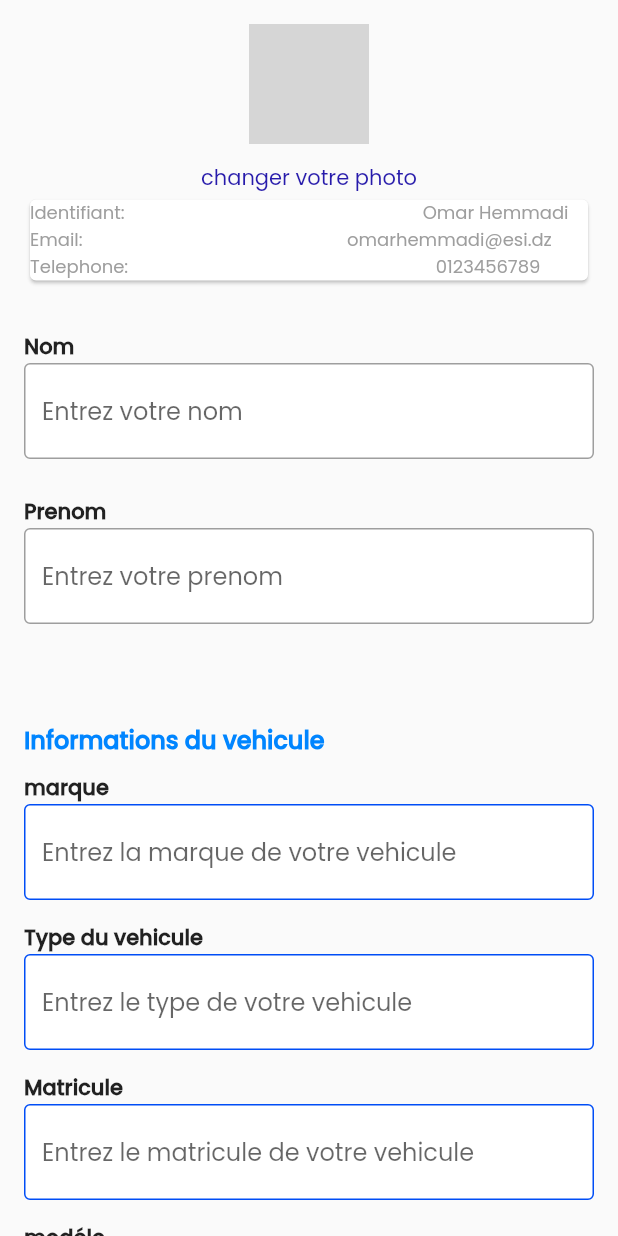
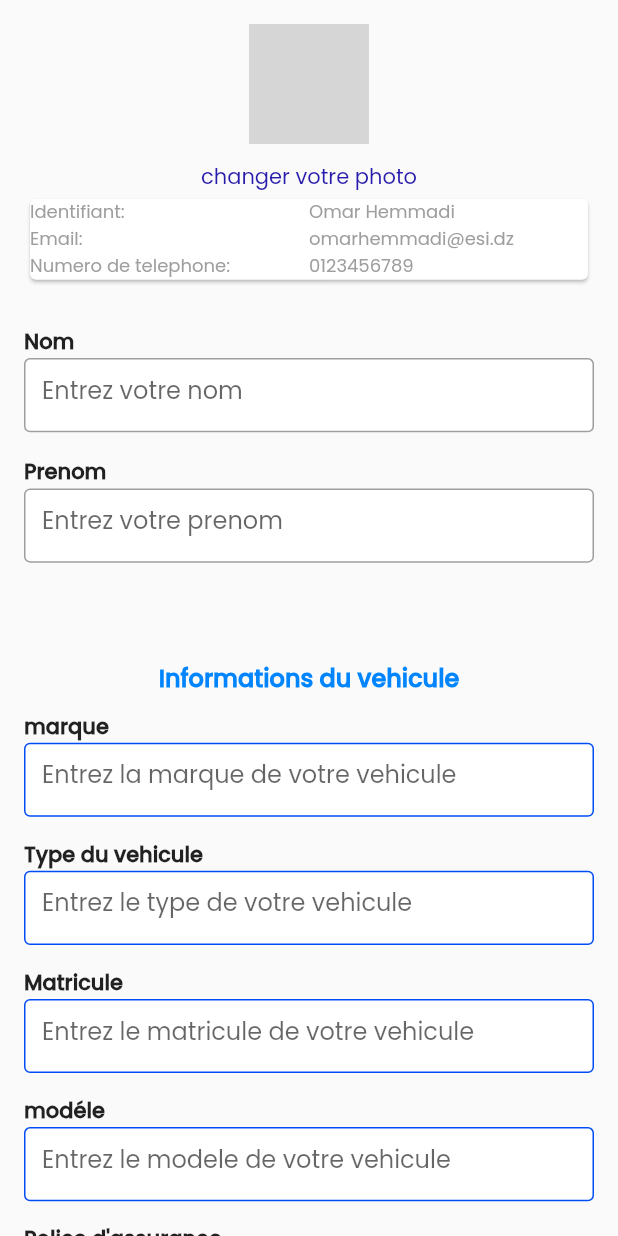
Before and after one commit to Yasser-korzane/nroho, a Flutter app: the ModifierProfilePage screen opened directly, on a phone screen of 412 x 824 dp. Run offline on Flutter 3.47's test engine with Material 2 defaults, Android fonts, the phone set to English and light mode, and no system bars; our stand-ins replace cloud_firestore, dio, firebase_auth, firebase_core, flutter_spinkit, geocoding and 4 more; missing offline and left inert: places_service; accounts and stored records are empty; network calls fail; grey boxes are pictures that could not be loaded.

Commit message:
Saha Ftrokom ha nr9od wahd ma y9oli ma tsegmetch

```diff
--- a/lib/pages/profilmodification.dart
+++ b/lib/pages/profilmodification.dart
@@ -1,5 +1,4 @@
 import 'package:flutter/material.dart';
-
 
 class ModifierProfilePage extends StatefulWidget {
   @override
@@ -34,8 +33,8 @@ class _ModifierProfilePageState extends State<ModifierProfilePage> {
 
   @override
   Widget build(BuildContext context) {
-    return
-      SafeArea(
+    final Size size = MediaQuery.of(context).size;
+    return SafeArea(
       child: Scaffold(
         body: SingleChildScrollView(
           child: Padding(
@@ -53,39 +52,84 @@ class _ModifierProfilePageState extends State<ModifierProfilePage> {
                           'https://media.istockphoto.com/id/1210939712/vector/user-icon-people-icon-isolated-on-white-background-vector-illustration.jpg?s=612x612&w=0&k=20&c=vKDH9j7PPMN-AiUX8vsKlmOonwx7wjqdKiLge7PX1ZQ='),
                     ),
                   ),
-                    //    Text('Informations du vehicule',style :TextStyle(color: Color(0xff0085FF),fontWeight: FontWeight.bold,fontSize: 16),),
-                    //Text('changer votre photo',TextStyle(color:Color(0xff271BAB),),),
                 ),
-                  SizedBox(height: 12),
-                  /*     <svg width="360" height="127" viewBox="0 0 360 127" fill="none" xmlns="http://www.w3.org/2000/svg">
-        <rect x="-15" y="-5" width="390" height="132" rx="30" fill="#0085FF"/>
-        </svg>  */
+                SizedBox(height: size.height * 0.014),
+
 
                 Align(
                   alignment: Alignment.center,
-                    child:  Text(
+                  child: Text(
                     'changer votre photo',
-                      style: TextStyle(color: Color(0xff271BAB),),),
+                    style: TextStyle(
+                      color: Color(0xff271BAB),
+                    ),
+                  ),
                 ),
                 Card(
-                      child :Column(
+                    child: Column(
                   crossAxisAlignment: CrossAxisAlignment.start,
                   mainAxisSize: MainAxisSize.min,
                   children: <Widget>[
-                          Text('Identifiant:                                                              $_nom $_prenom',style: TextStyle(color:Colors.grey,fontSize: 12),),
-                          Text('Email:                                                       $_email',style: TextStyle(color:Colors.grey,fontSize: 12),),
-                          Text('Telephone:                                                                $_telephone',style: TextStyle(color:Colors.grey,fontSize: 12),),
-                          /// ****************** Il faut faire une autre methode pour afficher ses informations ********************
+                    Row(
+                      children: [
+                        Expanded(
+                          child: Text(
+                            'Identifiant:',
+                            style: TextStyle(color: Colors.grey, fontSize: 12),
+                          ),
+                        ),
+                        Expanded(
+                          child: Text(
+                            '$_nom $_prenom',
+                            style: TextStyle(color: Colors.grey, fontSize: 12),
+                          ),
+                        ),
+                      ],
+                    ),
+                    Row(
+                      children: [
+                        Expanded(
+                          child: Text(
+                            'Email:',
+                            style: TextStyle(color: Colors.grey, fontSize: 12),
+                          ),
+                        ),
+                        Expanded(
+                          child: Text(
+                            '$_email',
+                            style: TextStyle(color: Colors.grey, fontSize: 12),
+                          ),
+                        ),
+                      ],
+                    ),
+                    Row(
+                      children: [
+                        Expanded(
+                          child: Text(
+                            'Numero de telephone:',
+                            style: TextStyle(color: Colors.grey, fontSize: 12),
+                          ),
+                        ),
+                        Expanded(
+                          child: Text(
+                            '$_telephone',
+                            style: TextStyle(color: Colors.grey, fontSize: 12),
+                          ),
+                        ),
                       ],
                     )
+                  ],
                 ),
-                  SizedBox(height: 30),
-                  Text('Nom', style: TextStyle(fontWeight: FontWeight.bold),),
-
-
-
-                  TextField(
-
+                ),
+                SizedBox(height: size.height * 0.033),
+                Text(
+                  'Nom',
+                  style: TextStyle(fontWeight: FontWeight.bold),
+                ),
+                SizedBox(
+                    width: size.width * 0.7,
+                    height: size.height * 0.06,
+                    child: TextField(
                   decoration: InputDecoration(
                     enabledBorder: const OutlineInputBorder(
                       borderSide: BorderSide(color: Colors.grey),
@@ -95,10 +139,7 @@ class _ModifierProfilePageState extends State<ModifierProfilePage> {
                     ),
                     fillColor: Colors.white,
                     filled: true,
-
-
                     hintText: 'Entrez votre nom',
-
                   ),
                   onChanged: (value) {
                     setState(() {
@@ -106,10 +147,16 @@ class _ModifierProfilePageState extends State<ModifierProfilePage> {
                     });
                   },
                 ),
-                  SizedBox(height: 25),
-                  Text('Prenom', style: TextStyle(fontWeight: FontWeight.bold),),
-                  TextField(
-
+                ),
+                SizedBox(height:size.height * 0.02),
+                Text(
+                  'Prenom',
+                  style: TextStyle(fontWeight: FontWeight.bold),
+                ),
+        SizedBox(
+          width: size.width * 0.7,
+          height: size.height * 0.06,
+          child: TextField(
                   decoration: InputDecoration(
                     enabledBorder: const OutlineInputBorder(
                       borderSide: BorderSide(color: Colors.grey),
@@ -119,10 +166,7 @@ class _ModifierProfilePageState extends State<ModifierProfilePage> {
                     ),
                     fillColor: Colors.white,
                     filled: true,
-
-
                     hintText: 'Entrez votre prenom',
-
                   ),
                   onChanged: (value) {
                     setState(() {
@@ -130,19 +174,26 @@ class _ModifierProfilePageState extends State<ModifierProfilePage> {
                     });
                   },
                 ),
-
+        ),
                 SizedBox(height: 25),
-
-
                 SizedBox(height: 40),
-                  Text('Informations du vehicule', style: TextStyle(
+                Text(
+                  'Informations du vehicule',
+                  style: TextStyle(
                       color: Color(0xff0085FF),
                       fontWeight: FontWeight.bold,
-                      fontSize: 16),),
-
+                      fontSize: 16),
+                    textAlign: TextAlign.center,
+                ),
                 SizedBox(height: 10),
-                  Text('marque', style: TextStyle(fontWeight: FontWeight.bold),),
-                  TextField(
+                Text(
+                  'marque',
+                  style: TextStyle(fontWeight: FontWeight.bold),
+                ),
+        SizedBox(
+          width: size.width * 0.7,
+          height: size.height * 0.06,
+          child: TextField(
                   decoration: InputDecoration(
                     enabledBorder: const OutlineInputBorder(
                       borderSide: BorderSide(color: Color(0xff004DF6)),
@@ -155,7 +206,6 @@ class _ModifierProfilePageState extends State<ModifierProfilePage> {
 
                     // labelText: 'Marque',
                     hintText: 'Entrez la marque de votre vehicule',
-
                   ),
                   onChanged: (value) {
                     setState(() {
@@ -163,10 +213,16 @@ class _ModifierProfilePageState extends State<ModifierProfilePage> {
                     });
                   },
                 ),
+        ),
                 SizedBox(height: 15),
                 Text(
-                    'Type du vehicule', style: TextStyle(fontWeight: FontWeight.bold),),
-                  TextField(
+                  'Type du vehicule',
+                  style: TextStyle(fontWeight: FontWeight.bold),
+                ),
+          SizedBox(
+            width: size.width * 0.7,
+            height: size.height * 0.06,
+            child:    TextField(
                   decoration: InputDecoration(
                     enabledBorder: const OutlineInputBorder(
                       borderSide: BorderSide(color: Color(0xff004DF6)),
@@ -176,20 +232,23 @@ class _ModifierProfilePageState extends State<ModifierProfilePage> {
                     ),
                     fillColor: Colors.white,
                     filled: true,
-
-
                     hintText: 'Entrez le type de votre vehicule',
-
                   ),
                   onChanged: (value) {
                     setState(() {
                       _type = value;
                     });
                   },
+                ),),
+                SizedBox(height: 15),
+                Text(
+                  'Matricule',
+                  style: TextStyle(fontWeight: FontWeight.bold),
                 ),
-                  SizedBox(height: 15),
-                  Text('Matricule', style: TextStyle(fontWeight: FontWeight.bold),),
-                  TextField(
+          SizedBox(
+            width: size.width * 0.7,
+            height: size.height * 0.06,
+            child: TextField(
                   decoration: InputDecoration(
                     enabledBorder: const OutlineInputBorder(
                       borderSide: BorderSide(color: Color(0xff004DF6)),
@@ -200,7 +259,6 @@ class _ModifierProfilePageState extends State<ModifierProfilePage> {
                     fillColor: Colors.white,
                     filled: true,
                     hintText: 'Entrez le matricule de votre vehicule',
-
                   ),
                   onChanged: (value) {
                     setState(() {
@@ -208,9 +266,16 @@ class _ModifierProfilePageState extends State<ModifierProfilePage> {
                     });
                   },
                 ),
+          ),
                 SizedBox(height: 15),
-                  Text('modéle', style: TextStyle(fontWeight: FontWeight.bold),),
-                  TextField(
+                Text(
+                  'modéle',
+                  style: TextStyle(fontWeight: FontWeight.bold),
+                ),
+          SizedBox(
+            width: size.width * 0.7,
+            height: size.height * 0.06,
+            child:  TextField(
                   decoration: InputDecoration(
                     enabledBorder: const OutlineInputBorder(
                       borderSide: BorderSide(color: Color(0xff004DF6)),
@@ -220,10 +285,7 @@ class _ModifierProfilePageState extends State<ModifierProfilePage> {
                     ),
                     fillColor: Colors.white,
                     filled: true,
-
-
                     hintText: 'Entrez le modele de votre vehicule',
-
                   ),
                   onChanged: (value) {
                     setState(() {
@@ -231,10 +293,16 @@ class _ModifierProfilePageState extends State<ModifierProfilePage> {
                     });
                   },
                 ),
+          ),
                 SizedBox(height: 15),
-                  Text('Police d\'assurance',
-                    style: TextStyle(fontWeight: FontWeight.bold),),
-                  TextField(
+                Text(
+                  'Police d\'assurance',
+                  style: TextStyle(fontWeight: FontWeight.bold),
+                ),
+          SizedBox(
+            width: size.width * 0.7,
+            height: size.height * 0.06,
+            child:   TextField(
                   decoration: InputDecoration(
                     enabledBorder: const OutlineInputBorder(
                       borderSide: BorderSide(color: Color(0xff004DF6)),
@@ -244,10 +312,7 @@ class _ModifierProfilePageState extends State<ModifierProfilePage> {
                     ),
                     fillColor: Colors.white,
                     filled: true,
-
-
                     hintText: 'Entrez la Police d\'assurance de votre vehicule',
-
                   ),
                   onChanged: (value) {
                     setState(() {
@@ -255,10 +320,16 @@ class _ModifierProfilePageState extends State<ModifierProfilePage> {
                     });
                   },
                 ),
+          ),
                 SizedBox(height: 15),
                 Text(
-                    'Nombre de places', style: TextStyle(fontWeight: FontWeight.bold),),
-                  TextField(
+                  'Nombre de places',
+                  style: TextStyle(fontWeight: FontWeight.bold),
+                ),
+          SizedBox(
+            width: size.width * 0.7,
+            height: size.height * 0.06,
+            child:  TextField(
                   decoration: InputDecoration(
                     enabledBorder: const OutlineInputBorder(
                       borderSide: BorderSide(color: Color(0xff004DF6)),
@@ -268,10 +339,7 @@ class _ModifierProfilePageState extends State<ModifierProfilePage> {
                     ),
                     fillColor: Colors.white,
                     filled: true,
-
-
                     hintText: 'Entrez le nombre de places de votre vehicule',
-
                   ),
                   onChanged: (value) {
                     setState(() {
@@ -279,24 +347,26 @@ class _ModifierProfilePageState extends State<ModifierProfilePage> {
                     });
                   },
                 ),
+          ),
                 SizedBox(height: 12),
                 SizedBox(height: 16),
                 ElevatedButton(
                   onPressed: _validerModifications,
-                    child: Text('Valider les modifications',style: TextStyle(color: Colors.white),),
-                    style: ButtonStyle(backgroundColor: MaterialStateProperty.all(Colors.blue),),
-
+                  child: Text(
+                    'Valider les modifications',
+                    style:  TextStyle(
+                        color: Colors.white),),
+                  style: ElevatedButton.styleFrom(
+                    backgroundColor: Colors.blue,
+                  ),
                 ),
       ],
       ),
 
     ),
 
-          ),),
+        ),
+      ),
     );
   }
 }
-/* reste a faire : -Ajouter la bande bleu du haut.
-                   -Separer identifiant Email Telephone en utilisant Row et non pas l'espace
-
- */
```
Also changed, not shown: lib/pages/trajet.dart (+41 -45 lines), pubspec.lock. Lines whose indentation alone changed are shown as unchanged.
